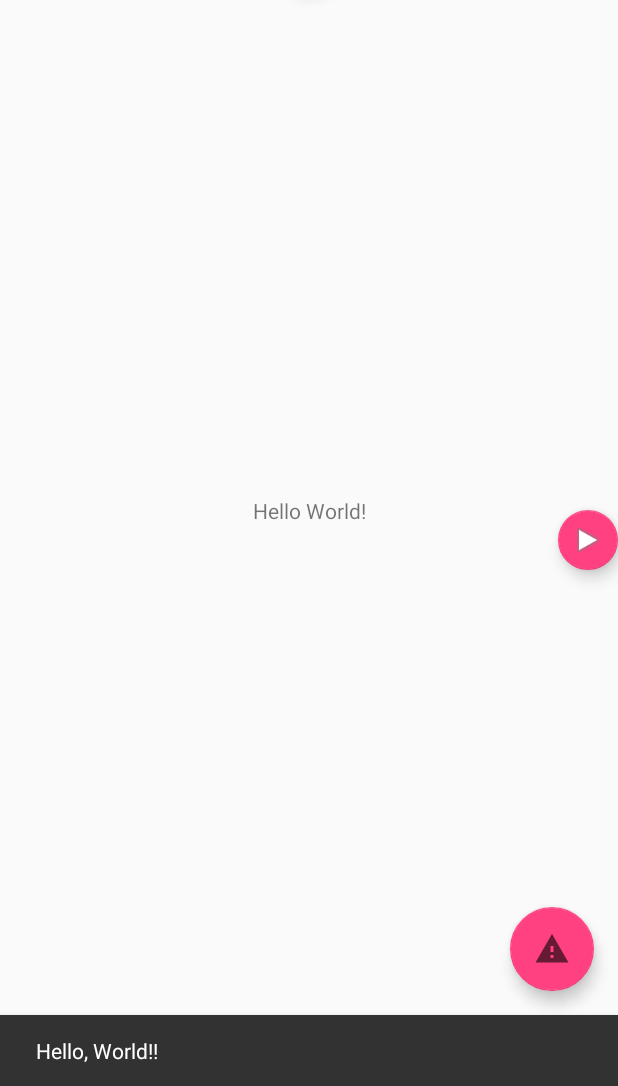
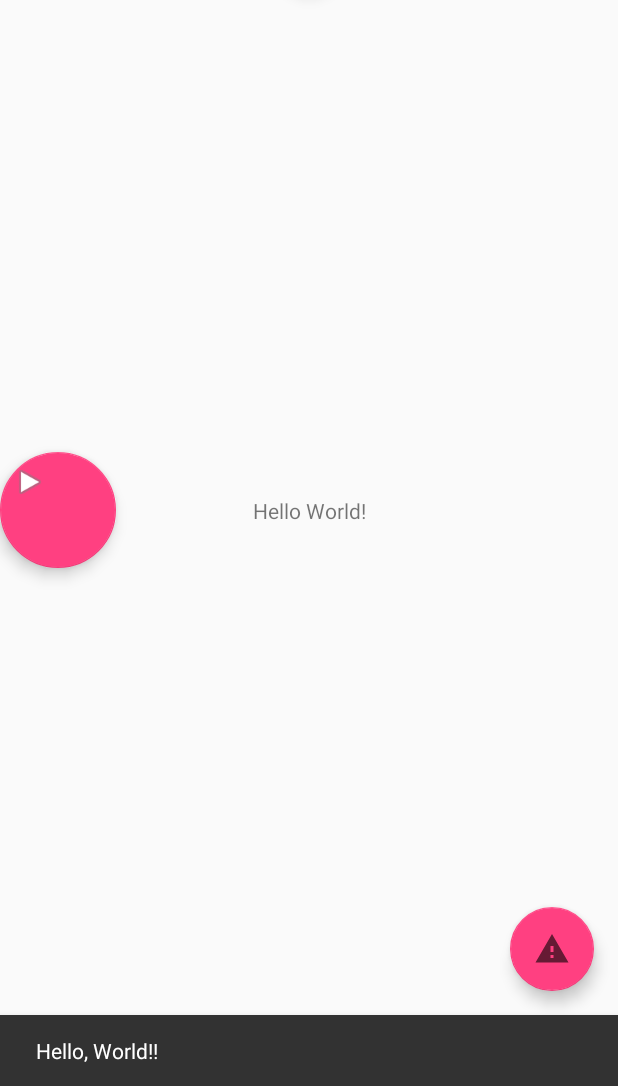
Before and after one commit to ks20963/MyApplication2, an Android app: the screen it shows after launch (MainActivity), after a tap on an icon or button, on a phone screen of 412 x 824 dp, the part 150-1236 px from its top. Run offline under Robolectric (Android 15) with nearby library versions, the phone set to English and light mode, and no system bars; 1 other tap on this screen came first.

Commit message:
Fab実験
fab3の追加

```diff
--- a/app/src/main/java/klab/myapplication/MainActivity.java
+++ b/app/src/main/java/klab/myapplication/MainActivity.java
@@ -34,6 +34,15 @@ public class MainActivity extends AppCompatActivity {
                         .setAction("Action", null).show();
             }
         });
+
+        FloatingActionButton fab3 = (FloatingActionButton) findViewById(R.id.fab3);
+        fab3.setOnClickListener(new View.OnClickListener() {
+            @Override
+            public void onClick(View view) {
+                Snackbar.make(view, "Hello, World!??!?!?!", Snackbar.LENGTH_LONG)
+                        .setAction("Action", null).show();
+            }
+        });
     }
 
     @Override
--- a/app/src/main/res/layout/activity_main.xml
+++ b/app/src/main/res/layout/activity_main.xml
@@ -34,18 +34,7 @@
         app:srcCompat="?android:attr/alertDialogIcon" />
 
     <android.support.design.widget.FloatingActionButton
-        android:id="@+id/fab2"
-        android:layout_width="wrap_content"
-        android:layout_height="77dp"
-        android:layout_gravity="bottom|left"
-        android:clickable="true"
-        app:fabSize="mini"
-        app:layout_anchor="@+id/include"
-        app:layout_anchorGravity="center_vertical|right"
-        app:srcCompat="@android:drawable/ic_media_play" />
-
-    <android.support.design.widget.FloatingActionButton
-        android:id="@+id/fav3"
+        android:id="@+id/fab3"
         android:layout_width="wrap_content"
         android:layout_height="wrap_content"
         android:layout_gravity="bottom|center_horizontal"
@@ -55,4 +44,15 @@
         app:layout_anchorGravity="top|center_horizontal"
         app:srcCompat="?android:attr/alertDialogIcon" />
 
+    <android.support.design.widget.FloatingActionButton
+        android:id="@+id/fab2"
+        android:layout_width="129dp"
+        android:layout_height="77dp"
+        android:layout_gravity="center_vertical|right"
+        android:clickable="true"
+        app:fabSize="mini"
+        app:layout_anchor="@+id/include"
+        app:layout_anchorGravity="center_vertical|left"
+        app:srcCompat="@android:drawable/ic_media_play" />
+
 </android.support.design.widget.CoordinatorLayout>
```
